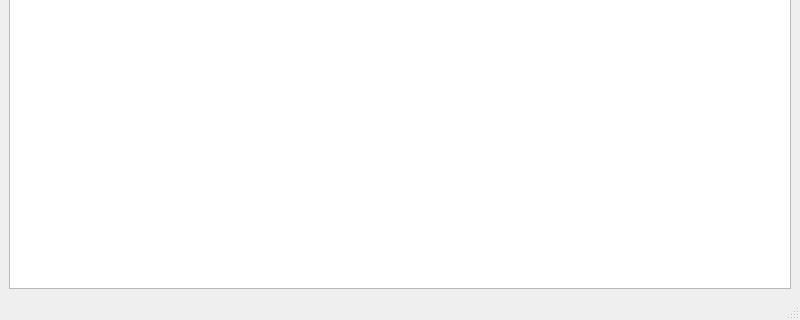
shipilovden/substrata-metasiberia, file gui_client/LogWindow.ui: the form before one commit; both pictures show x 0 to 800 and y 280 to 600 of the 800 by 600 pixel window.
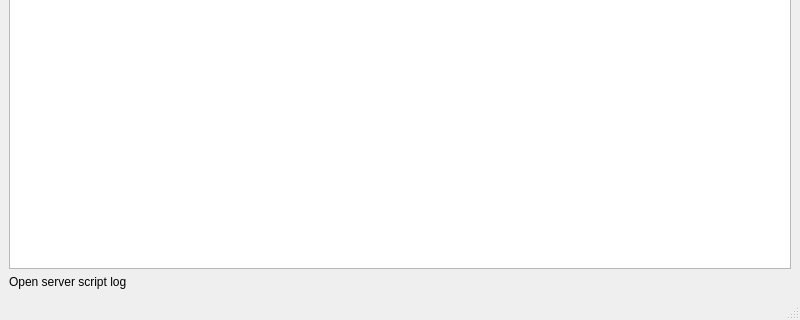
The form after the commit.

Commit message: Logging script output to log window as well as printing to console. Executing doOnUserUsedObject client-side as well as server-side. Added a link in LogWindow to open the server log in a browser. Maintaining a per-user script log on server, added URL to view it at.

Diff of the .ui file:
```diff
--- a/gui_client/LogWindow.ui
+++ b/gui_client/LogWindow.ui
@@ -25,6 +25,13 @@
       </property>
      </widget>
     </item>
+    <item>
+     <widget class="QLabel" name="openServerScriptLogLabel">
+      <property name="text">
+       <string>Open server script log</string>
+      </property>
+     </widget>
+    </item>
    </layout>
   </widget>
   <widget class="QMenuBar" name="menubar">
```
The commit also changes 15 other files.
